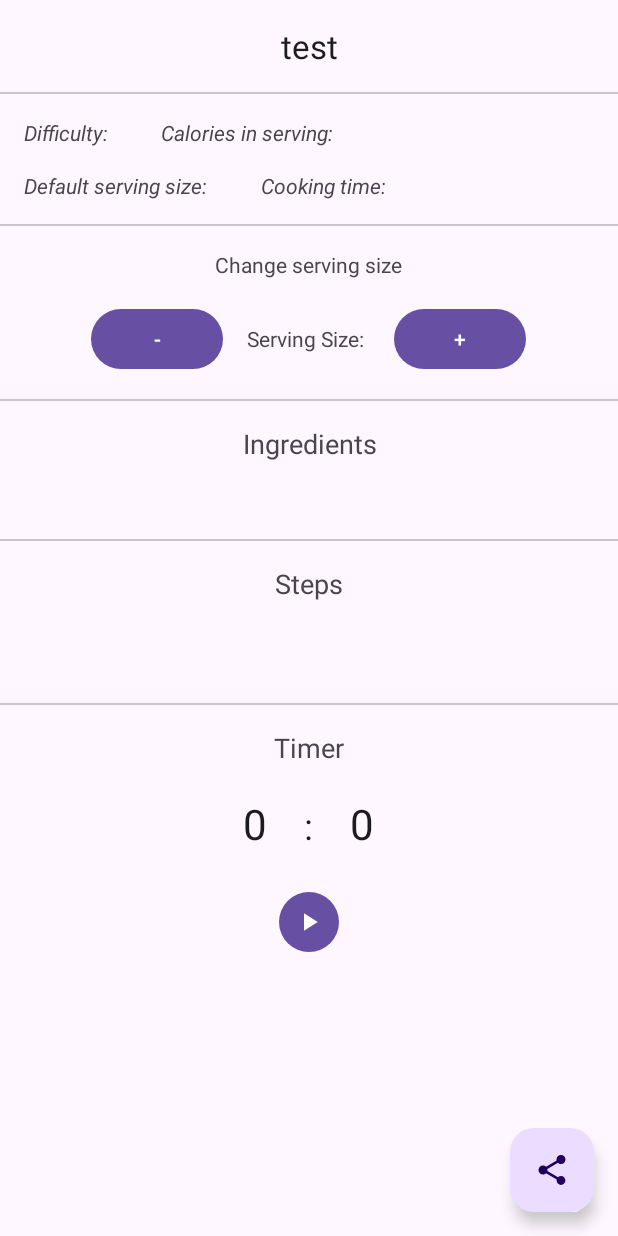
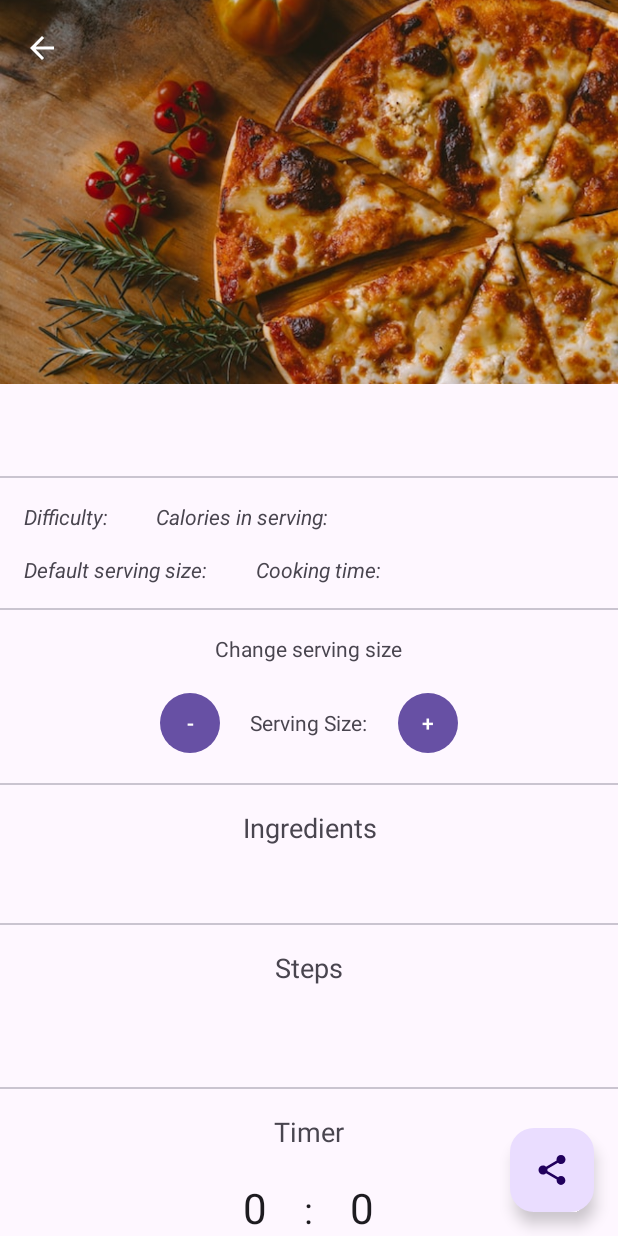
Before and after one commit to AdrianKokot/put-cooking-book, an Android app: the fragment RecipeDetailFragment placed in its activity, on a phone screen of 412 x 824 dp. Run offline under Robolectric (Android 15) with nearby library versions, the light colour scheme and no system bars; our stand-ins replace Room's generated code.

Commit message:
Add appbar on details view

```diff
--- a/app/src/main/java/com/example/cookingbook/RecipeDetailFragment.kt
+++ b/app/src/main/java/com/example/cookingbook/RecipeDetailFragment.kt
@@ -3,9 +3,11 @@ package com.example.cookingbook
 import android.content.Intent
 import android.os.Bundle
 import android.view.View
+import android.widget.ImageView
 import android.widget.TextView
 import androidx.fragment.app.Fragment
 import com.example.cookingbook.data.AppDatabase
+import com.google.android.material.appbar.MaterialToolbar
 import com.google.android.material.floatingactionbutton.FloatingActionButton
 import kotlinx.coroutines.CoroutineScope
 import kotlinx.coroutines.Dispatchers
@@ -40,6 +42,13 @@ class RecipeDetailFragment : Fragment(R.layout.fragment_recipe_detail) {
             view.findViewById<TextView>(R.id.recipe_serving_size).text = recipe.recipe.servingSize.toString()
             view.findViewById<TextView>(R.id.cooking_steps).text = recipe.getStepsString()
             view.findViewById<FloatingActionButton?>(R.id.fab)?.setOnClickListener(::onFabClick)
+            view.findViewById<MaterialToolbar?>(R.id.topAppBar)?.let { toolbar ->
+                toolbar.title = recipe.recipe.name
+                view.findViewById<ImageView>(R.id.toolbar_recipe_image).setImageResource(recipe.recipe.imageId)
+                toolbar.setNavigationOnClickListener {
+                    requireActivity().finish()
+                }
+            }
         }
     }
 
--- a/app/src/main/java/com/example/cookingbook/data/Database.kt
+++ b/app/src/main/java/com/example/cookingbook/data/Database.kt
@@ -105,7 +105,7 @@ abstract class AppDatabase : RoomDatabase() {
         fun getDatabase(context: Context): AppDatabase {
             return INSTANCE ?: synchronized(this) {
                 val instance = Room.databaseBuilder(
-                    context.applicationContext, AppDatabase::class.java, "recipes-app.db"
+                    context.applicationContext, AppDatabase::class.java, "recipes"
                 ).addCallback(seedDatabaseCallback(context)).build()
                 INSTANCE = instance
 
--- /dev/null
+++ b/app/src/main/res/drawable/baseline_arrow_back_24.xml
@@ -0,0 +1,5 @@
+<vector android:autoMirrored="true" android:height="24dp"
+    android:tint="#000000" android:viewportHeight="24"
+    android:viewportWidth="24" android:width="24dp" xmlns:android="http://schemas.android.com/apk/res/android">
+    <path android:fillColor="@android:color/white" android:pathData="M20,11H7.83l5.59,-5.59L12,4l-8,8 8,8 1.41,-1.41L7.83,13H20v-2z"/>
+</vector>
--- a/app/src/main/res/layout/fragment_ingredients.xml
+++ b/app/src/main/res/layout/fragment_ingredients.xml
@@ -10,7 +10,7 @@
     <TextView
             android:layout_width="wrap_content"
             android:layout_height="wrap_content"
-            android:text="Change serving size"
+            android:text="@string/change_serving_size"
             android:layout_marginVertical="?attr/listPreferredItemPaddingStart"/>
 
     <LinearLayout
@@ -19,21 +19,23 @@
             android:layout_height="wrap_content">
 
         <Button
-                android:layout_width="wrap_content"
-                android:layout_height="wrap_content"
+                android:layout_width="48dp"
+                android:layout_height="48dp"
+                style="@style/Widget.Material3.Button.IconButton.Filled"
                 android:text="-"
                 android:id="@+id/decrement_serving_size"/>
 
         <TextView
                 android:layout_width="wrap_content"
                 android:layout_height="wrap_content"
-                android:text="Serving Size: "
+                android:text="@string/serving_size"
                 android:id="@+id/serving_size"
                 android:layout_marginHorizontal="?attr/listPreferredItemPaddingStart"/>
 
         <Button
-                android:layout_width="wrap_content"
-                android:layout_height="wrap_content"
+                android:layout_width="48dp"
+                android:layout_height="48dp"
+                style="@style/Widget.Material3.Button.IconButton.Filled"
                 android:text="+"
                 android:id="@+id/increment_serving_size"/>
     </LinearLayout>
@@ -48,7 +50,7 @@
             android:layout_width="match_parent"
             android:layout_height="wrap_content"
             android:textAppearance="@style/TextAppearance.AppCompat.Medium"
-            android:text="Ingredients"/>
+            android:text="@string/ingredients"/>
 
     <TextView
             android:layout_width="match_parent"
--- a/app/src/main/res/layout/fragment_recipe_detail.xml
+++ b/app/src/main/res/layout/fragment_recipe_detail.xml
@@ -2,12 +2,57 @@
 <androidx.coordinatorlayout.widget.CoordinatorLayout
         xmlns:android="http://schemas.android.com/apk/res/android"
         android:layout_width="match_parent"
-        android:layout_height="match_parent">
+        android:layout_height="match_parent"
+        xmlns:app="http://schemas.android.com/apk/res-auto">
 
-    <ScrollView
+    <com.google.android.material.appbar.AppBarLayout
+            android:layout_width="match_parent"
+            android:layout_height="256dp"
+            app:liftOnScroll="true">
+
+        <com.google.android.material.appbar.CollapsingToolbarLayout
+                android:layout_width="match_parent"
+                android:layout_height="match_parent"
+                app:contentScrim="?attr/colorPrimary"
+                app:statusBarScrim="?attr/colorPrimaryVariant"
+                app:layout_scrollFlags="scroll|exitUntilCollapsed|snap"
+                app:expandedTitleTextColor="@android:color/transparent"
+                app:collapsedTitleTextColor="@color/design_default_color_on_primary">
+
+            <ImageView
+                    android:layout_width="match_parent"
+                    android:layout_height="match_parent"
+                    android:scaleType="centerCrop"
+                    android:src="@drawable/pizza"
+                    android:id="@+id/toolbar_recipe_image"
+                    android:fitsSystemWindows="true"
+                    android:contentDescription="@string/recipe_image"
+                    />
+
+            <com.google.android.material.appbar.MaterialToolbar
+                    android:id="@+id/topAppBar"
+                    app:layout_collapseMode="pin"
+                    android:background="@android:color/transparent"
+                    android:elevation="1dp"
+                    app:layout_scrollFlags="scroll|enterAlways|snap"
+                    android:layout_width="match_parent"
+                    android:layout_height="?attr/actionBarSize"
+                    app:title="Title"
+                    app:navigationIconTint="@color/design_default_color_on_primary"
+                    app:navigationIcon="@drawable/baseline_arrow_back_24"
+                    />
+
+
+        </com.google.android.material.appbar.CollapsingToolbarLayout>
+
+
+    </com.google.android.material.appbar.AppBarLayout>
+
+    <androidx.core.widget.NestedScrollView
             xmlns:tools="http://schemas.android.com/tools"
             android:layout_width="match_parent"
             android:layout_height="match_parent"
+            app:layout_behavior="@string/appbar_scrolling_view_behavior"
             tools:context=".RecipeDetailFragment">
 
         <LinearLayout
@@ -21,7 +66,6 @@
                     android:layout_height="wrap_content"
                     android:id="@+id/recipe_name"
                     android:textAppearance="@style/TextAppearance.AppCompat.Large"
-                    android:text="test"
                     android:layout_marginVertical="?attr/listPreferredItemPaddingStart"/>
 
             <com.google.android.material.divider.MaterialDivider
@@ -38,7 +82,7 @@
                 <TextView
                         android:layout_width="wrap_content"
                         android:layout_height="wrap_content"
-                        android:text="Difficulty: "
+                        android:text="@string/difficulty"
                         android:textStyle="italic"/>
 
                 <TextView
@@ -52,7 +96,7 @@
                         android:layout_marginStart="?attr/listPreferredItemPaddingEnd"
                         android:layout_width="wrap_content"
                         android:layout_height="wrap_content"
-                        android:text="Calories in serving: "
+                        android:text="@string/calories_in_serving"
                         android:textStyle="italic"/>
 
                 <TextView
@@ -72,7 +116,7 @@
                 <TextView
                         android:layout_width="wrap_content"
                         android:layout_height="wrap_content"
-                        android:text="Default serving size: "
+                        android:text="@string/default_serving_size"
                         android:textStyle="italic"/>
 
                 <TextView
@@ -86,7 +130,7 @@
                         android:layout_marginStart="?attr/listPreferredItemPaddingEnd"
                         android:layout_width="wrap_content"
                         android:layout_height="wrap_content"
-                        android:text="Cooking time: "
+                        android:text="@string/cooking_time"
                         android:textStyle="italic"/>
 
                 <TextView
@@ -115,7 +159,7 @@
                     android:layout_width="match_parent"
                     android:layout_height="wrap_content"
                     android:textAppearance="@style/TextAppearance.AppCompat.Medium"
-                    android:text="Steps"/>
+                    android:text="@string/steps"/>
 
             <TextView
                     android:layout_width="match_parent"
@@ -135,7 +179,7 @@
                     android:layout_height="wrap_content"/>
         </LinearLayout>
 
-    </ScrollView>
+    </androidx.core.widget.NestedScrollView>
 
     <com.google.android.material.floatingactionbutton.FloatingActionButton
             android:layout_width="wrap_content"
--- a/app/src/main/res/values/strings.xml
+++ b/app/src/main/res/values/strings.xml
@@ -5,4 +5,13 @@
     <string name="fab_content_desc">share</string>
     <string name="recipe_photo">Recipe photo</string>
     <string name="recipe_name">Recipe Name</string>
+    <string name="recipe_image">Recipe image</string>
+    <string name="steps">Steps</string>
+    <string name="cooking_time">Cooking time:</string>
+    <string name="default_serving_size">Default serving size:</string>
+    <string name="calories_in_serving">Calories in serving:</string>
+    <string name="difficulty">Difficulty:</string>
+    <string name="serving_size">Serving Size:</string>
+    <string name="change_serving_size">Change serving size</string>
+    <string name="ingredients">Ingredients</string>
 </resources>
```
